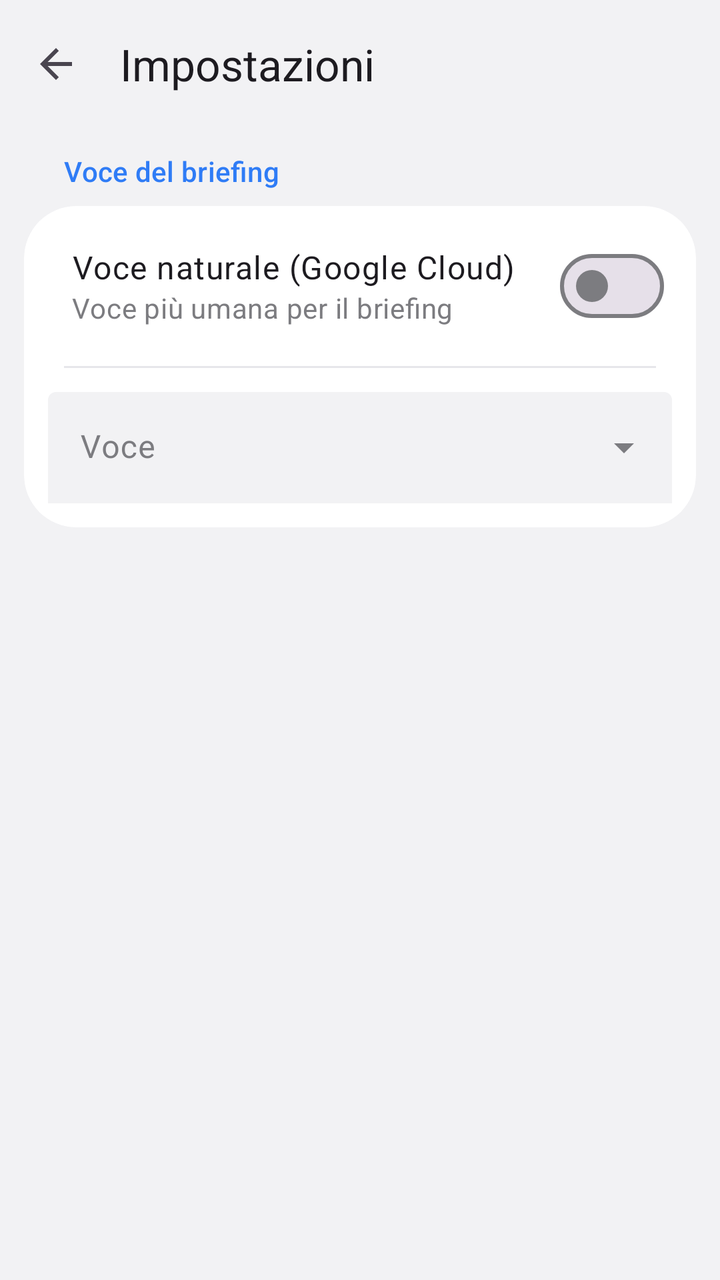
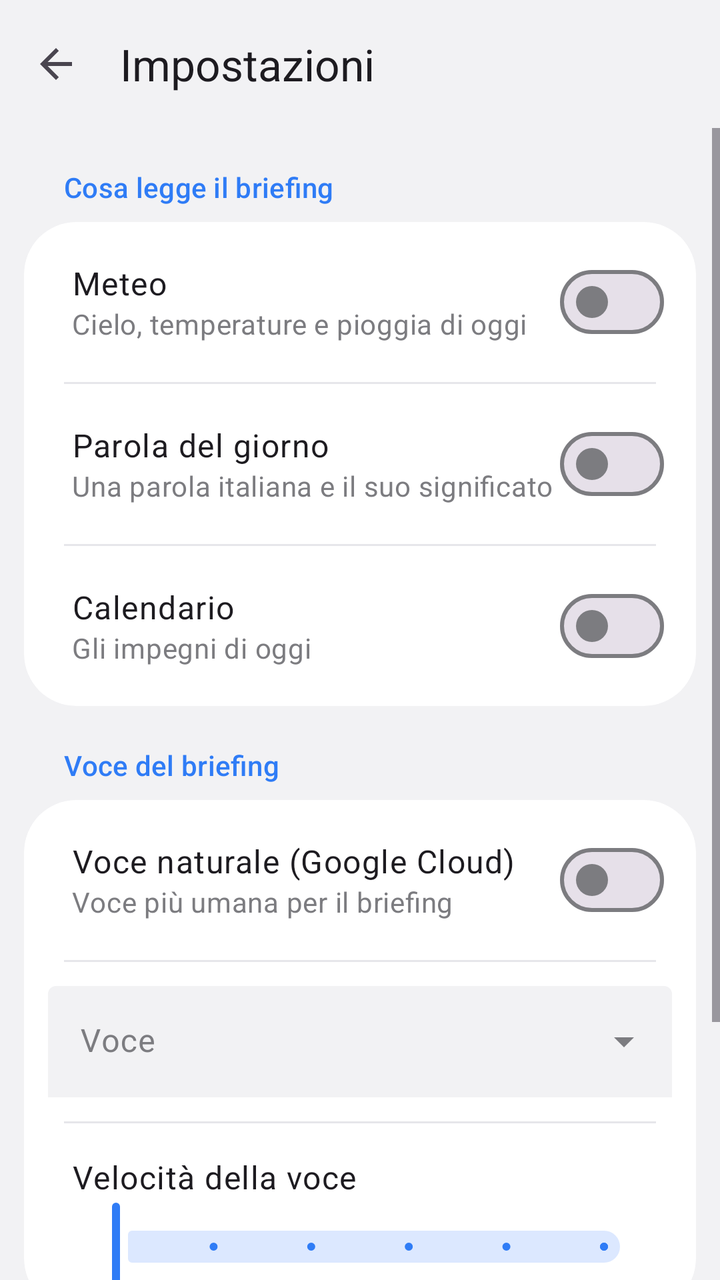

Compare the two renders of this Android layout. The source of the first and the diff that turns it into the second are given below.
<!-- AndroidManifest.xml: application theme Theme.Sveglia -->
<!-- res/layout/activity_settings.xml -->
<?xml version="1.0" encoding="utf-8"?>
<LinearLayout xmlns:android="http://schemas.android.com/apk/res/android"
    xmlns:app="http://schemas.android.com/apk/res-auto"
    android:layout_width="match_parent"
    android:layout_height="match_parent"
    android:background="?android:attr/colorBackground"
    android:fitsSystemWindows="true"
    android:orientation="vertical">

    <com.google.android.material.appbar.MaterialToolbar
        android:id="@+id/toolbar"
        android:layout_width="match_parent"
        android:layout_height="?attr/actionBarSize"
        app:navigationContentDescription="@string/back"
        app:navigationIcon="@drawable/ic_arrow_back"
        app:title="@string/settings" />

    <TextView
        android:layout_width="match_parent"
        android:layout_height="wrap_content"
        android:paddingHorizontal="32dp"
        android:paddingTop="12dp"
        android:paddingBottom="8dp"
        android:text="@string/voice_label"
        android:textAppearance="?attr/textAppearanceLabelLarge"
        android:textColor="?attr/colorPrimary" />

    <com.google.android.material.card.MaterialCardView
        style="@style/Widget.Wakey.GroupCard"
        android:layout_width="match_parent"
        android:layout_height="wrap_content"
        android:layout_marginHorizontal="12dp">

        <LinearLayout
            android:layout_width="match_parent"
            android:layout_height="wrap_content"
            android:orientation="vertical">

            <LinearLayout
                android:layout_width="match_parent"
                android:layout_height="wrap_content"
                android:gravity="center_vertical"
                android:orientation="horizontal"
                android:paddingVertical="16dp"
                android:paddingStart="24dp"
                android:paddingEnd="16dp">

                <LinearLayout
                    android:layout_width="0dp"
                    android:layout_height="wrap_content"
                    android:layout_weight="1"
                    android:orientation="vertical">

                    <TextView
                        android:layout_width="wrap_content"
                        android:layout_height="wrap_content"
                        android:text="@string/natural_voice"
                        android:textAppearance="?attr/textAppearanceBodyLarge" />

                    <TextView
                        android:layout_width="wrap_content"
                        android:layout_height="wrap_content"
                        android:text="@string/voice_description"
                        android:textAppearance="?attr/textAppearanceBodyMedium"
                        android:textColor="?attr/colorOnSurfaceVariant" />

                </LinearLayout>

                <com.google.android.material.materialswitch.MaterialSwitch
                    android:id="@+id/switch_natural_voice"
                    android:layout_width="wrap_content"
                    android:layout_height="wrap_content" />

            </LinearLayout>

            <View
                android:layout_width="match_parent"
                android:layout_height="1dp"
                android:background="@drawable/bg_divider_inset" />

            <com.google.android.material.textfield.TextInputLayout
                android:id="@+id/voice_menu"
                style="?attr/textInputFilledExposedDropdownMenuStyle"
                android:layout_width="match_parent"
                android:layout_height="wrap_content"
                android:layout_margin="12dp"
                android:hint="@string/voice_hint"
                app:boxBackgroundColor="@android:color/transparent"
                app:boxStrokeWidth="0dp"
                app:boxStrokeWidthFocused="0dp">

                <com.google.android.material.textfield.MaterialAutoCompleteTextView
                    android:id="@+id/voice_dropdown"
                    android:layout_width="match_parent"
                    android:layout_height="wrap_content"
                    android:inputType="none"
                    android:textColor="?attr/colorPrimary" />

            </com.google.android.material.textfield.TextInputLayout>

        </LinearLayout>
    </com.google.android.material.card.MaterialCardView>

    <TextView
        android:id="@+id/voice_key_missing"
        android:layout_width="match_parent"
        android:layout_height="wrap_content"
        android:paddingHorizontal="32dp"
        android:paddingTop="12dp"
        android:text="@string/voice_key_missing"
        android:textAppearance="?attr/textAppearanceBodyMedium"
        android:textColor="?attr/colorError"
        android:visibility="gone" />

</LinearLayout>
<!-- resources referenced by this layout -->
<resources>
  <!-- drawable bg_divider_inset (drawable) -->
  <?xml version="1.0" encoding="utf-8"?>
  <inset xmlns:android="http://schemas.android.com/apk/res/android"
      android:insetLeft="20dp"
      android:insetRight="20dp">
      <shape android:shape="rectangle">
          <size android:height="1dp" />
          <solid android:color="@color/ui_divider" />
      </shape>
  </inset>
  <!-- drawable ic_arrow_back (drawable) -->
  <vector xmlns:android="http://schemas.android.com/apk/res/android"
      android:width="24dp"
      android:height="24dp"
      android:autoMirrored="true"
      android:tint="?attr/colorControlNormal"
      android:viewportWidth="24"
      android:viewportHeight="24">
      <path
          android:fillColor="@android:color/white"
          android:pathData="M20,11H7.83l5.59,-5.59L12,4l-8,8 8,8 1.41,-1.41L7.83,13H20v-2z" />
  </vector>
  <string name="back">Indietro</string>
  <string name="natural_voice">Voce naturale (Google Cloud)</string>
  <string name="settings">Impostazioni</string>
  <string name="voice_description">Voce più umana per il briefing</string>
  <string name="voice_hint">Voce</string>
  <string name="voice_key_missing">Chiave API di Google Cloud non impostata: verrà usata la voce di sistema.</string>
  <string name="voice_label">Voce del briefing</string>
  <style name="Widget.Wakey.GroupCard" parent="Widget.Material3.CardView.Filled">
          <item name="cardBackgroundColor">@color/ui_card</item>
          <item name="shapeAppearance">@style/ShapeAppearance.Wakey.Large</item>
          <item name="cardElevation">0dp</item>
      </style>
  <color name="ui_divider">#FFE6E6EA</color>
  <color name="ui_card">#FFFFFFFF</color>
  <style name="ShapeAppearance.Wakey.Large" parent="ShapeAppearance.Material3.LargeComponent">
          <item name="cornerSize">26dp</item>
      </style>
  <color name="ui_accent">#FF2F7CF6</color>
  <color name="ui_on_accent">#FFFFFFFF</color>
  <color name="ui_accent_container">#FFDCE8FF</color>
  <color name="ui_on_accent_container">#FF0B2A5E</color>
  <color name="ui_background">#FFF2F2F4</color>
  <color name="ui_text">#FF111111</color>
  <color name="ui_day_off">#FFE9E9ED</color>
  <color name="ui_text_secondary">#FF7C7C80</color>
  <color name="ui_error">#FFD93A3F</color>
  <!-- unchanged entries left out for length: 1 -->
</resources>

<!-- the commit's change to res/layout/activity_settings.xml (unified diff, before → after) -->
@@ -15,26 +15,37 @@
         app:navigationIcon="@drawable/ic_arrow_back"
         app:title="@string/settings" />
 
-    <TextView
+    <ScrollView
+        android:layout_width="match_parent"
+        android:layout_height="0dp"
+        android:layout_weight="1">
+
+    <LinearLayout
         android:layout_width="match_parent"
         android:layout_height="wrap_content"
-        android:paddingHorizontal="32dp"
-        android:paddingTop="12dp"
-        android:paddingBottom="8dp"
-        android:text="@string/voice_label"
-        android:textAppearance="?attr/textAppearanceLabelLarge"
-        android:textColor="?attr/colorPrimary" />
-
-    <com.google.android.material.card.MaterialCardView
-        style="@style/Widget.Wakey.GroupCard"
-        android:layout_width="match_parent"
-        android:layout_height="wrap_content"
-        android:layout_marginHorizontal="12dp">
-
-        <LinearLayout
-            android:layout_width="match_parent"
-            android:layout_height="wrap_content"
-            android:orientation="vertical">
+        android:orientation="vertical"
+        android:paddingBottom="24dp">
+
+        <TextView
+            android:layout_width="match_parent"
+            android:layout_height="wrap_content"
+            android:paddingHorizontal="32dp"
+            android:paddingTop="20dp"
+            android:paddingBottom="8dp"
+            android:text="@string/briefing_contents"
+            android:textAppearance="?attr/textAppearanceLabelLarge"
+            android:textColor="?attr/colorPrimary" />
+
+        <com.google.android.material.card.MaterialCardView
+            style="@style/Widget.Wakey.GroupCard"
+            android:layout_width="match_parent"
+            android:layout_height="wrap_content"
+            android:layout_marginHorizontal="12dp">
+
+            <LinearLayout
+                android:layout_width="match_parent"
+                android:layout_height="wrap_content"
+                android:orientation="vertical">
 
             <LinearLayout
                 android:layout_width="match_parent"
@@ -54,6 +65,151 @@
                     <TextView
                         android:layout_width="wrap_content"
                         android:layout_height="wrap_content"
+                        android:text="@string/read_weather"
+                        android:textAppearance="?attr/textAppearanceBodyLarge" />
+
+                    <TextView
+                        android:layout_width="wrap_content"
+                        android:layout_height="wrap_content"
+                        android:text="@string/read_weather_text"
+                        android:textAppearance="?attr/textAppearanceBodyMedium"
+                        android:textColor="?attr/colorOnSurfaceVariant" />
+
+                </LinearLayout>
+
+                <com.google.android.material.materialswitch.MaterialSwitch
+                    android:id="@+id/switch_read_weather"
+                    android:layout_width="wrap_content"
+                    android:layout_height="wrap_content" />
+
+            </LinearLayout>
+
+            <View
+                android:layout_width="match_parent"
+                android:layout_height="1dp"
+                android:background="@drawable/bg_divider_inset" />
+
+            <LinearLayout
+                android:layout_width="match_parent"
+                android:layout_height="wrap_content"
+                android:gravity="center_vertical"
+                android:orientation="horizontal"
+                android:paddingVertical="16dp"
+                android:paddingStart="24dp"
+                android:paddingEnd="16dp">
+
+                <LinearLayout
+                    android:layout_width="0dp"
+                    android:layout_height="wrap_content"
+                    android:layout_weight="1"
+                    android:orientation="vertical">
+
+                    <TextView
+                        android:layout_width="wrap_content"
+                        android:layout_height="wrap_content"
+                        android:text="@string/read_word"
+                        android:textAppearance="?attr/textAppearanceBodyLarge" />
+
+                    <TextView
+                        android:layout_width="wrap_content"
+                        android:layout_height="wrap_content"
+                        android:text="@string/read_word_text"
+                        android:textAppearance="?attr/textAppearanceBodyMedium"
+                        android:textColor="?attr/colorOnSurfaceVariant" />
+
+                </LinearLayout>
+
+                <com.google.android.material.materialswitch.MaterialSwitch
+                    android:id="@+id/switch_read_word"
+                    android:layout_width="wrap_content"
+                    android:layout_height="wrap_content" />
+
+            </LinearLayout>
+
+            <View
+                android:layout_width="match_parent"
+                android:layout_height="1dp"
+                android:background="@drawable/bg_divider_inset" />
+
+            <LinearLayout
+                android:layout_width="match_parent"
+                android:layout_height="wrap_content"
+                android:gravity="center_vertical"
+                android:orientation="horizontal"
+                android:paddingVertical="16dp"
+                android:paddingStart="24dp"
+                android:paddingEnd="16dp">
+
+                <LinearLayout
+                    android:layout_width="0dp"
+                    android:layout_height="wrap_content"
+                    android:layout_weight="1"
+                    android:orientation="vertical">
+
+                    <TextView
+                        android:layout_width="wrap_content"
+                        android:layout_height="wrap_content"
+                        android:text="@string/read_calendar"
+                        android:textAppearance="?attr/textAppearanceBodyLarge" />
+
+                    <TextView
+                        android:layout_width="wrap_content"
+                        android:layout_height="wrap_content"
+                        android:text="@string/read_calendar_text"
+                        android:textAppearance="?attr/textAppearanceBodyMedium"
+                        android:textColor="?attr/colorOnSurfaceVariant" />
+
+                </LinearLayout>
+
+                <com.google.android.material.materialswitch.MaterialSwitch
+                    android:id="@+id/switch_read_calendar"
+                    android:layout_width="wrap_content"
+                    android:layout_height="wrap_content" />
+
+            </LinearLayout>
+
+            </LinearLayout>
+        </com.google.android.material.card.MaterialCardView>
+
+        <TextView
+            android:layout_width="match_parent"
+            android:layout_height="wrap_content"
+            android:paddingHorizontal="32dp"
+            android:paddingTop="20dp"
+            android:paddingBottom="8dp"
+            android:text="@string/voice_label"
+            android:textAppearance="?attr/textAppearanceLabelLarge"
+            android:textColor="?attr/colorPrimary" />
+
+        <com.google.android.material.card.MaterialCardView
+            style="@style/Widget.Wakey.GroupCard"
+            android:layout_width="match_parent"
+            android:layout_height="wrap_content"
+            android:layout_marginHorizontal="12dp">
+
+            <LinearLayout
+                android:layout_width="match_parent"
+                android:layout_height="wrap_content"
+                android:orientation="vertical">
+
+            <LinearLayout
+                android:layout_width="match_parent"
+                android:layout_height="wrap_content"
+                android:gravity="center_vertical"
+                android:orientation="horizontal"
+                android:paddingVertical="16dp"
+                android:paddingStart="24dp"
+                android:paddingEnd="16dp">
+
+                <LinearLayout
+                    android:layout_width="0dp"
+                    android:layout_height="wrap_content"
+                    android:layout_weight="1"
+                    android:orientation="vertical">
+
+                    <TextView
+                        android:layout_width="wrap_content"
+                        android:layout_height="wrap_content"
                         android:text="@string/natural_voice"
                         android:textAppearance="?attr/textAppearanceBodyLarge" />
 
@@ -98,18 +254,110 @@
 
             </com.google.android.material.textfield.TextInputLayout>
 
-        </LinearLayout>
-    </com.google.android.material.card.MaterialCardView>
-
-    <TextView
-        android:id="@+id/voice_key_missing"
-        android:layout_width="match_parent"
-        android:layout_height="wrap_content"
-        android:paddingHorizontal="32dp"
-        android:paddingTop="12dp"
-        android:text="@string/voice_key_missing"
-        android:textAppearance="?attr/textAppearanceBodyMedium"
-        android:textColor="?attr/colorError"
-        android:visibility="gone" />
-
+            <View
+                android:layout_width="match_parent"
+                android:layout_height="1dp"
+                android:background="@drawable/bg_divider_inset" />
+
+            <LinearLayout
+                android:layout_width="match_parent"
+                android:layout_height="wrap_content"
+                android:orientation="vertical"
+                android:paddingHorizontal="24dp"
+                android:paddingTop="16dp"
+                android:paddingBottom="8dp">
+
+                <LinearLayout
+                    android:layout_width="match_parent"
+                    android:layout_height="wrap_content"
+                    android:orientation="horizontal">
+
+                    <TextView
+                        android:layout_width="0dp"
+                        android:layout_height="wrap_content"
+                        android:layout_weight="1"
+                        android:text="@string/speech_rate"
+                        android:textAppearance="?attr/textAppearanceBodyLarge" />
+
+                    <TextView
+                        android:id="@+id/speech_rate_value"
+                        android:layout_width="wrap_content"
+                        android:layout_height="wrap_content"
+                        android:textAppearance="?attr/textAppearanceBodyMedium"
+                        android:textColor="?attr/colorPrimary" />
+
+                </LinearLayout>
+
+                <com.google.android.material.slider.Slider
+                    android:id="@+id/speech_rate"
+                    android:layout_width="match_parent"
+                    android:layout_height="wrap_content"
+                    android:contentDescription="@string/speech_rate"
+                    android:stepSize="0.1"
+                    android:valueFrom="0.7"
+                    android:valueTo="1.3"
+                    app:labelBehavior="gone" />
+
+            </LinearLayout>
+
+            </LinearLayout>
+        </com.google.android.material.card.MaterialCardView>
+
+        <TextView
+            android:id="@+id/voice_key_missing"
+            android:layout_width="match_parent"
+            android:layout_height="wrap_content"
+            android:paddingHorizontal="32dp"
+            android:paddingTop="12dp"
+            android:text="@string/voice_key_missing"
+            android:textAppearance="?attr/textAppearanceBodyMedium"
+            android:textColor="?attr/colorError"
+            android:visibility="gone" />
+
+        <TextView
+            android:layout_width="match_parent"
+            android:layout_height="wrap_content"
+            android:paddingHorizontal="32dp"
+            android:paddingTop="20dp"
+            android:paddingBottom="8dp"
+            android:text="@string/snooze"
+            android:textAppearance="?attr/textAppearanceLabelLarge"
+            android:textColor="?attr/colorPrimary" />
+
+        <com.google.android.material.card.MaterialCardView
+            style="@style/Widget.Wakey.GroupCard"
+            android:layout_width="match_parent"
+            android:layout_height="wrap_content"
+            android:layout_marginHorizontal="12dp">
+
+            <LinearLayout
+                android:layout_width="match_parent"
+                android:layout_height="wrap_content"
+                android:orientation="vertical">
+
+            <com.google.android.material.textfield.TextInputLayout
+                android:id="@+id/snooze_menu"
+                style="?attr/textInputFilledExposedDropdownMenuStyle"
+                android:layout_width="match_parent"
+                android:layout_height="wrap_content"
+                android:layout_margin="12dp"
+                android:hint="@string/snooze_duration"
+                app:boxBackgroundColor="@android:color/transparent"
+                app:boxStrokeWidth="0dp"
+                app:boxStrokeWidthFocused="0dp">
+
+                <com.google.android.material.textfield.MaterialAutoCompleteTextView
+                    android:id="@+id/snooze_dropdown"
+                    android:layout_width="match_parent"
+                    android:layout_height="wrap_content"
+                    android:inputType="none"
+                    android:textColor="?attr/colorPrimary" />
+
+            </com.google.android.material.textfield.TextInputLayout>
+
+            </LinearLayout>
+        </com.google.android.material.card.MaterialCardView>
+
+    </LinearLayout>
+    </ScrollView>
 </LinearLayout>
<!-- resource entries referenced after the edit -->
@@ -23,8 +23,18 @@
           android:pathData="M20,11H7.83l5.59,-5.59L12,4l-8,8 8,8 1.41,-1.41L7.83,13H20v-2z" />
   </vector>
   <string name="back">Indietro</string>
+  <string name="briefing_contents">Cosa legge il briefing</string>
   <string name="natural_voice">Voce naturale (Google Cloud)</string>
+  <string name="read_calendar">Calendario</string>
+  <string name="read_calendar_text">Gli impegni di oggi</string>
+  <string name="read_weather">Meteo</string>
+  <string name="read_weather_text">Cielo, temperature e pioggia di oggi</string>
+  <string name="read_word">Parola del giorno</string>
+  <string name="read_word_text">Una parola italiana e il suo significato</string>
   <string name="settings">Impostazioni</string>
+  <string name="snooze">Posticipa</string>
+  <string name="snooze_duration">Durata del posticipo</string>
+  <string name="speech_rate">Velocità della voce</string>
   <string name="voice_description">Voce più umana per il briefing</string>
   <string name="voice_hint">Voce</string>
   <string name="voice_key_missing">Chiave API di Google Cloud non impostata: verrà usata la voce di sistema.</string>
